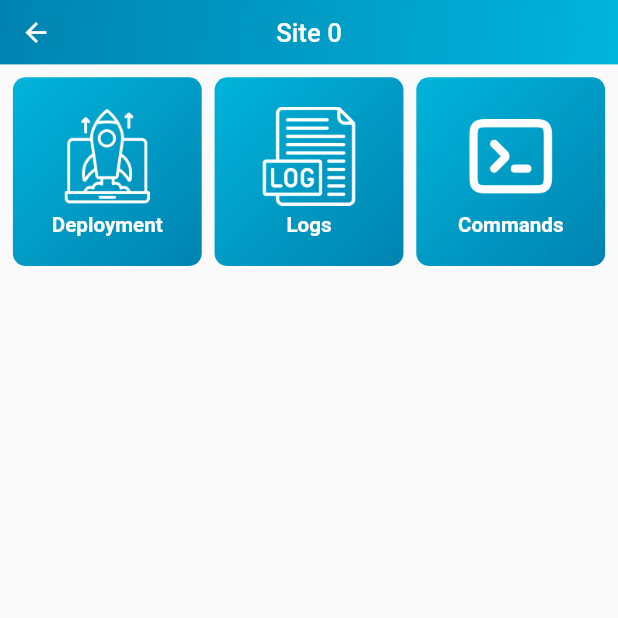
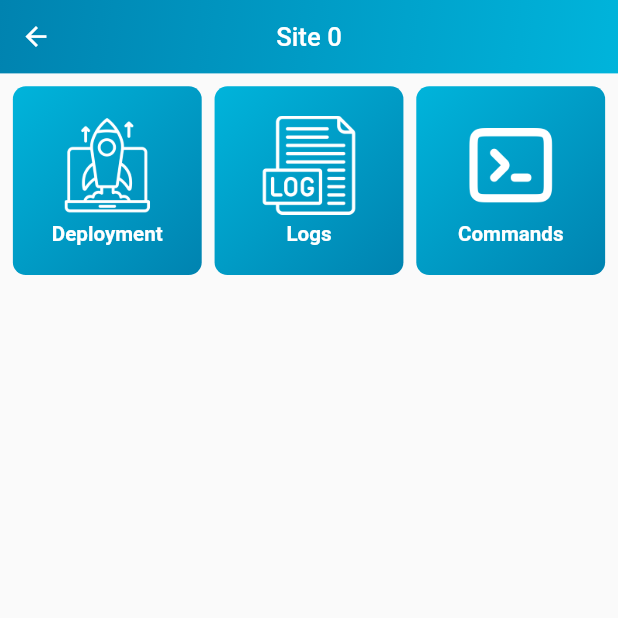
Before and after one commit to arashsheyda/laravel-forge-app, a Flutter app: the SiteDetailScreen screen opened directly with empty values, on a phone screen of 412 x 824 dp, the top half of it. Run offline on Flutter 3.47's test engine with Material 2 defaults, Android fonts, the phone set to English and light mode, and no system bars; our stand-ins replace dio, flutter_bloc, flutter_dotenv, flutter_highlight, flutter_svg, freezed_annotation and 4 more; missing offline and left inert: on_screen_ruler; generated files the repository leaves out were written again; network calls fail.

Commit message:
fix: fixed height

```diff
--- a/lib/core/shared/appbar.dart
+++ b/lib/core/shared/appbar.dart
@@ -13,7 +13,7 @@ class AppBarWidget extends StatelessWidget implements PreferredSizeWidget {
   const AppBarWidget({
     super.key,
     required this.title,
-    this.height = 50,
+    this.height = 57,
     this.child,
     this.actions,
     this.leading,
@@ -42,8 +42,7 @@ class AppBarWidget extends StatelessWidget implements PreferredSizeWidget {
           ),
           borderRadius: borderRadius,
         ),
-        child: Stack(
-          alignment: Alignment.center,
+        child: Column(
           children: [
             AppBar(
               backgroundColor: Colors.transparent,
```
